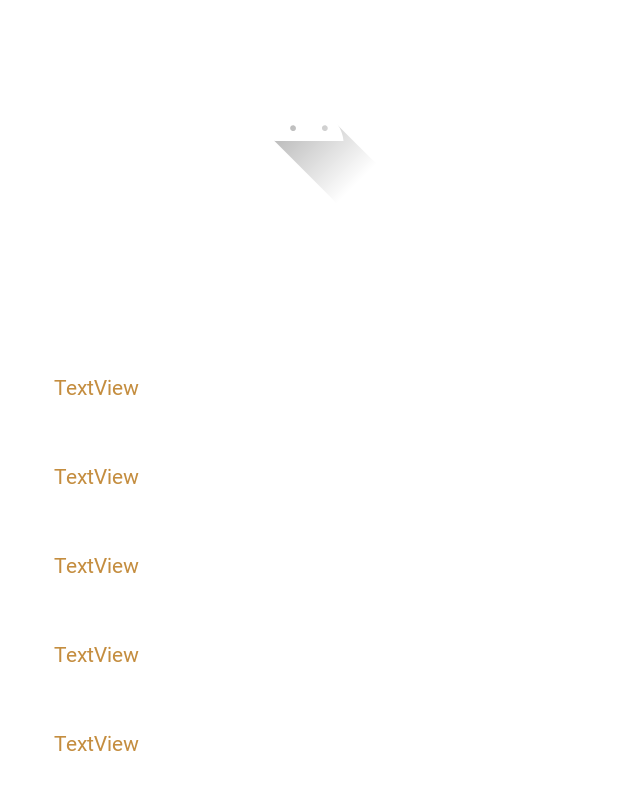
After one commit to breyadrian/Animal-Crossing-Wiki-Galego, an Android app: the layout activity_detail_fish.xml on its own in the app's theme, with its tools: preview values and no code run, on a phone screen of 412 x 824 dp. The commit adds this screen. Shown: the top 790 px of the screen. Run offline under Robolectric (Android 15) with nearby library versions, the light colour scheme and no system bars; network calls fail.

Commit message:
engadida ventana de detalle
engado a ventana para mostrar todos os datos dos peixes

```diff
--- /dev/null
+++ b/app/src/main/res/layout/activity_detail_fish.xml
@@ -0,0 +1,68 @@
+<?xml version="1.0" encoding="utf-8"?>
+<androidx.constraintlayout.widget.ConstraintLayout xmlns:android="http://schemas.android.com/apk/res/android"
+    xmlns:app="http://schemas.android.com/apk/res-auto"
+    xmlns:tools="http://schemas.android.com/tools"
+    android:layout_width="match_parent"
+    android:layout_height="match_parent"
+    tools:context=".screens.fish.DetailFishActivity">
+
+    <ImageView
+        android:id="@+id/fishImage"
+        android:layout_width="wrap_content"
+        android:layout_height="wrap_content"
+        android:layout_marginTop="30dp"
+        app:layout_constraintEnd_toEndOf="parent"
+        app:layout_constraintStart_toStartOf="parent"
+        app:layout_constraintTop_toTopOf="parent"
+        app:srcCompat="@drawable/ic_launcher_foreground" />
+
+    <TextView
+        android:id="@+id/fishName"
+        android:layout_width="wrap_content"
+        android:layout_height="wrap_content"
+        android:layout_marginStart="36dp"
+        android:layout_marginTop="248dp"
+        android:text="TextView"
+        app:layout_constraintStart_toStartOf="parent"
+        app:layout_constraintTop_toTopOf="parent" />
+
+    <TextView
+        android:id="@+id/fishId"
+        android:layout_width="wrap_content"
+        android:layout_height="wrap_content"
+        android:layout_marginStart="36dp"
+        android:layout_marginTop="40dp"
+        android:text="TextView"
+        app:layout_constraintStart_toStartOf="parent"
+        app:layout_constraintTop_toBottomOf="@+id/fishName" />
+
+    <TextView
+        android:id="@+id/fishPrice"
+        android:layout_width="wrap_content"
+        android:layout_height="wrap_content"
+        android:layout_marginStart="36dp"
+        android:layout_marginTop="40dp"
+        android:text="TextView"
+        app:layout_constraintStart_toStartOf="parent"
+        app:layout_constraintTop_toBottomOf="@+id/fishId" />
+
+    <TextView
+        android:id="@+id/fishPrice_cj"
+        android:layout_width="wrap_content"
+        android:layout_height="wrap_content"
+        android:layout_marginStart="36dp"
+        android:layout_marginTop="40dp"
+        android:text="TextView"
+        app:layout_constraintStart_toStartOf="parent"
+        app:layout_constraintTop_toBottomOf="@+id/fishPrice" />
+
+    <TextView
+        android:id="@+id/fishShadow"
+        android:layout_width="wrap_content"
+        android:layout_height="wrap_content"
+        android:layout_marginStart="36dp"
+        android:layout_marginTop="40dp"
+        android:text="TextView"
+        app:layout_constraintStart_toStartOf="parent"
+        app:layout_constraintTop_toBottomOf="@+id/fishPrice_cj" />
+</androidx.constraintlayout.widget.ConstraintLayout>
```
Also changed, not shown: app/src/main/AndroidManifest.xml (+6 -2 lines), app/src/main/java/com/example/acwiki/screens/fish/DetailFishActivity.java (added, +93 -0 lines), app/src/main/java/com/example/acwiki/screens/fish/FishActivity.java (+6 -1 lines), app/src/main/java/com/example/acwiki/screens/fish/FishData.java (+27 -1 lines), app/src/main/java/com/example/acwiki/screens/fish/FishRecyclerViewAdapter.java (+12 -0 lines), app/src/main/java/com/example/acwiki/screens/fish/FishViewHolder.java (+27 -4 lines).
